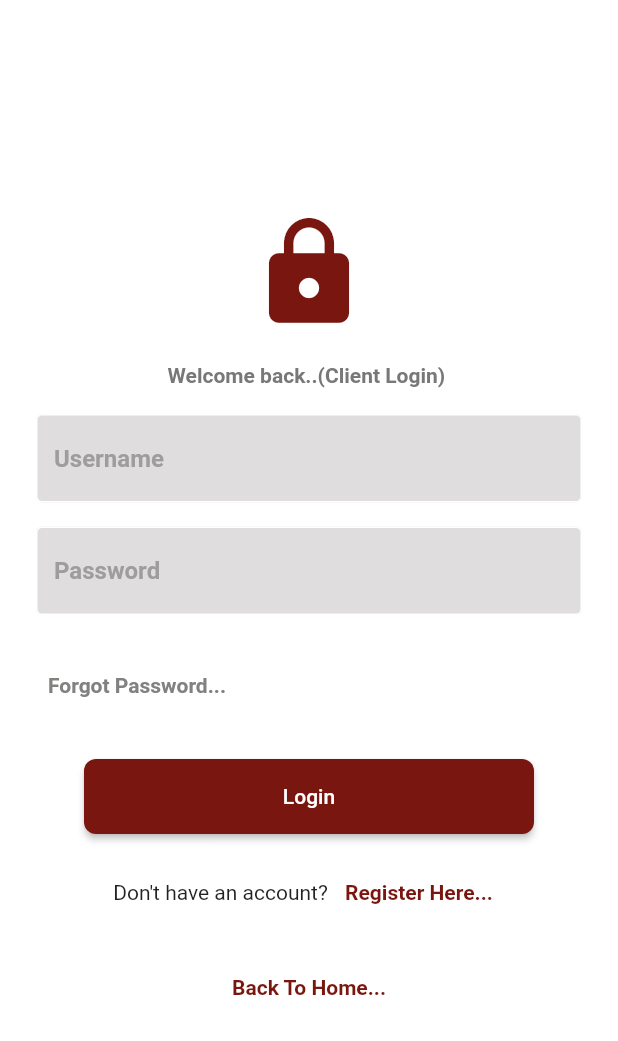
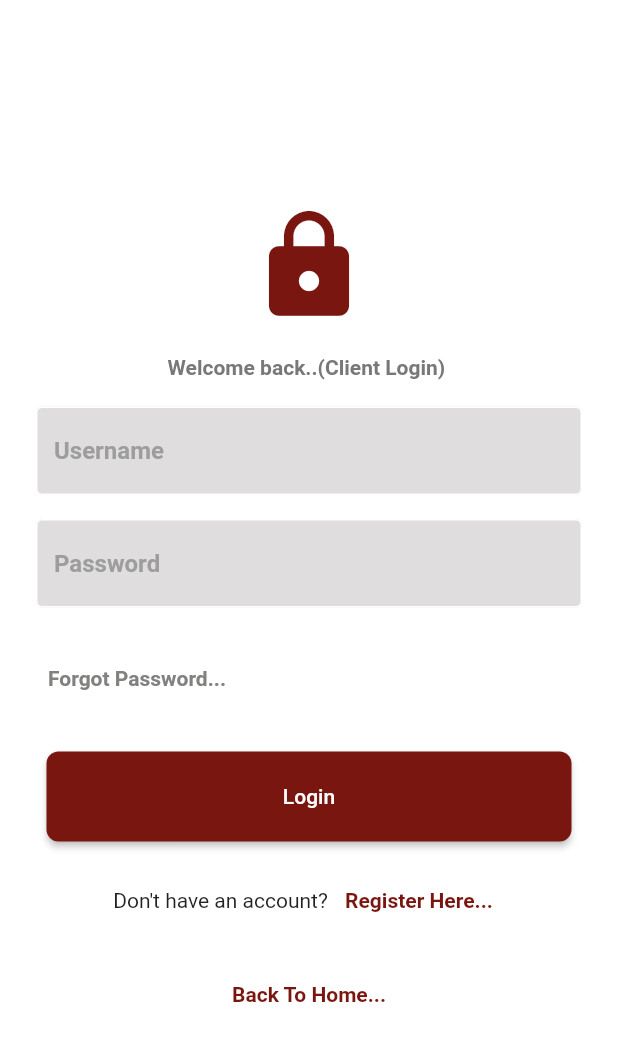
Before and after one commit to JENIPHER123/mydrive, a Flutter app: the ClientLogin screen opened by its route, after a tap on "Login", on a phone screen of 412 x 824 dp. Shown: the top 1041 px of the screen. Run offline on Flutter 3.47's test engine with Material 2 defaults, Android fonts, the phone set to English and light mode, and no system bars.

Commit message:
linking login to home/dash

```diff
--- a/mydrive/lib/client/login/client-login.dart
+++ b/mydrive/lib/client/login/client-login.dart
@@ -120,10 +120,12 @@ class _ClientLoginState extends State<ClientLogin> {
               height: 10,
             ),
             ElevatedButton(
-              onPressed: () {},
+              onPressed: () {
+                Navigator.pushNamed(context, 'auth-home');
+              },
               style: ElevatedButton.styleFrom(
                 backgroundColor: const Color.fromARGB(255, 121, 22, 15),
-                minimumSize: const Size(300, 50),
+                minimumSize: const Size(350, 60),
                 shape: RoundedRectangleBorder(
                     borderRadius: BorderRadius.circular(8)),
               ),
--- a/testing/lib/authentication/login/auth-login.dart
+++ b/testing/lib/authentication/login/auth-login.dart
@@ -119,7 +119,9 @@ class _AuthLoginState extends State<AuthLogin> {
               height: 10,
             ),
             ElevatedButton(
-              onPressed: () {},
+              onPressed: () {
+                Navigator.pushNamed(context, 'auth-home');
+              },
               style: ElevatedButton.styleFrom(
                 backgroundColor: const Color.fromARGB(255, 121, 22, 15),
                 minimumSize: const Size(300, 50),
```
